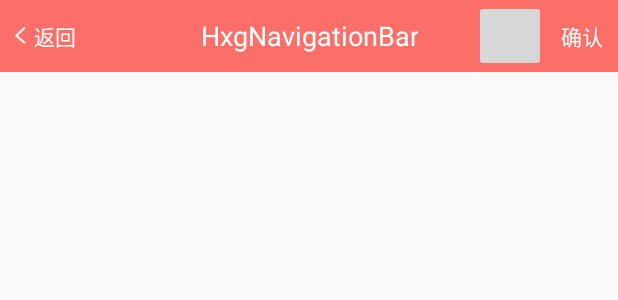
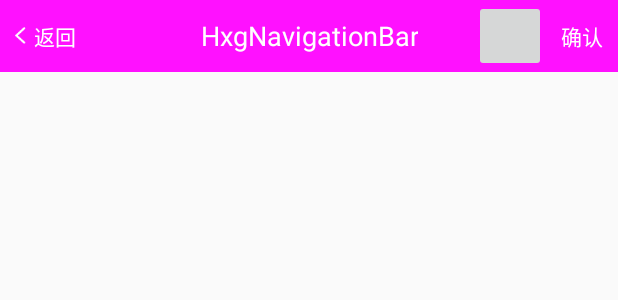
Before and after one commit to huangxiaoguo1/hxgnavigationbar, an Android app: the layout activity_titlebar.xml on its own in the app's theme, with its tools: preview values and no code run, on a phone screen of 412 x 824 dp. Shown: the top 300 px of the screen. Run offline under Robolectric (Android 15) with nearby library versions, the phone set to English and light mode, and no system bars.

```diff
--- a/app/src/main/res/layout/activity_titlebar.xml
+++ b/app/src/main/res/layout/activity_titlebar.xml
@@ -3,7 +3,7 @@
     android:id="@+id/tool_bar"
     android:layout_width="match_parent"
     android:layout_height="48dp"
-    android:background="#FC6F68">
+    android:background="#f1f">
 
     <TextView
         android:id="@+id/top_back"
```
Also changed, not shown: app/src/main/java/cn/tsou/hxgnavigationbar/MainActivity.java (+2 -5 lines), lib_hxgnavbar/src/main/java/cn/tsou/lib_hxgnavbar/DefauleNavigationViewHelper.java (+7 -0 lines), lib_hxgnavbar/src/main/java/cn/tsou/lib_hxgnavbar/DefaultNavigationBar.java (+23 -7 lines).
